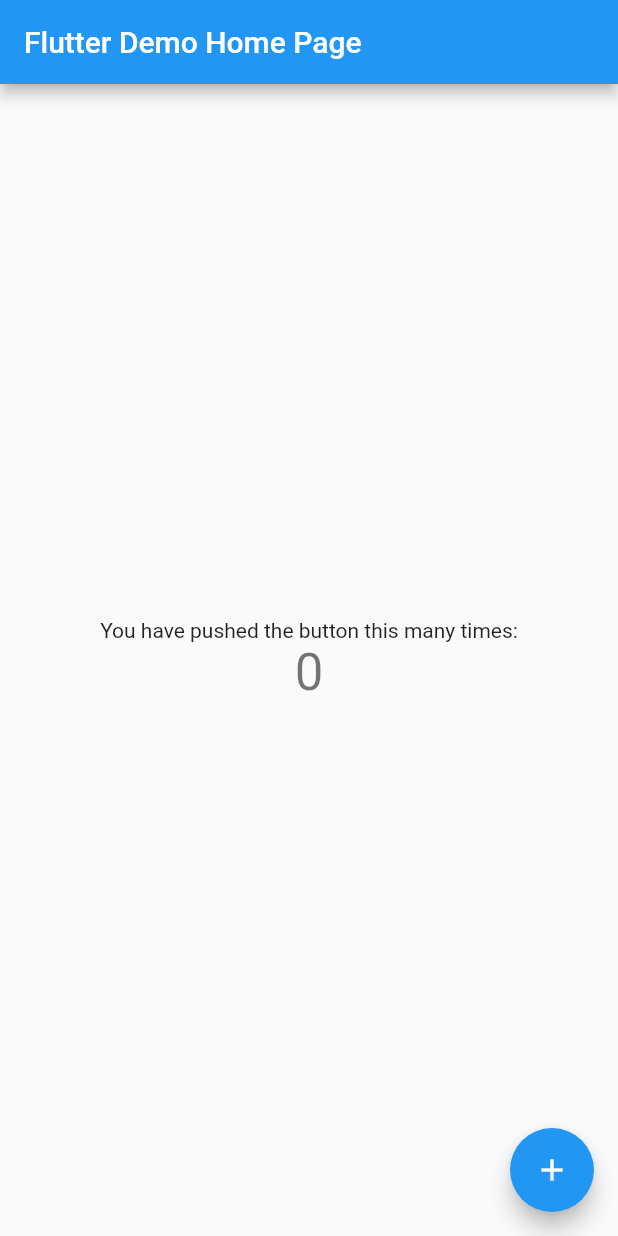
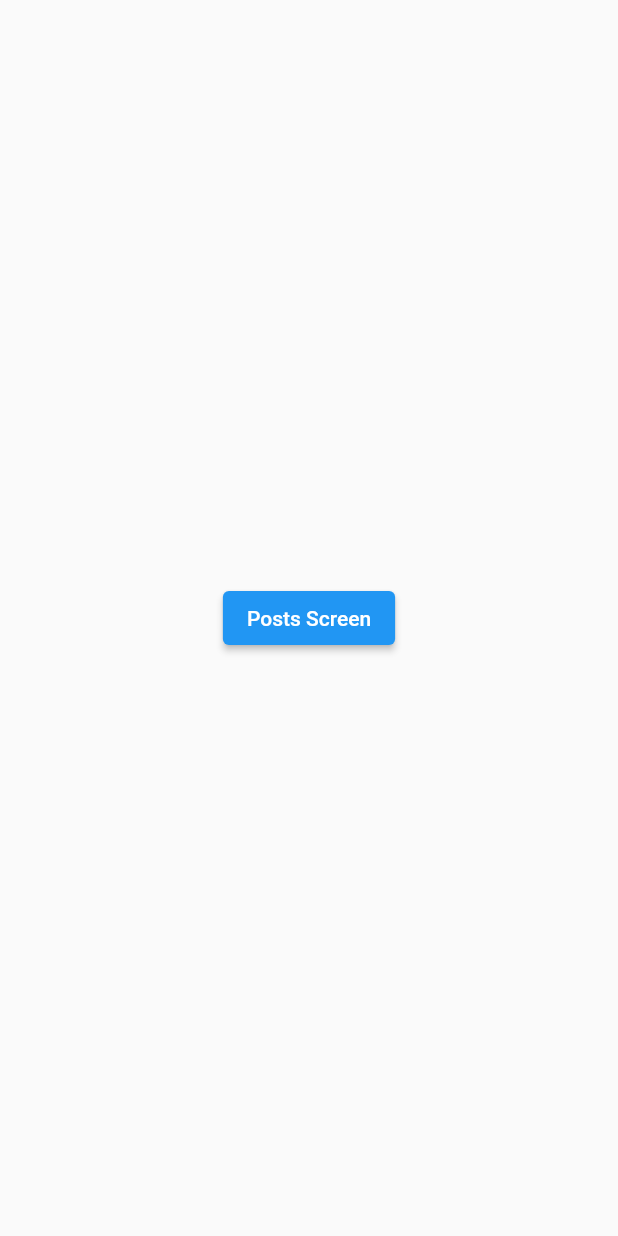
Before and after one commit to BudaSamir/FlutterUnitTest, a Flutter app: the screen it shows after launch, on a phone screen of 412 x 824 dp. Run offline on Flutter 3.47's test engine with Material 2 defaults, Android fonts, the phone set to English and light mode, and no system bars; our stand-ins replace bloc, dio.

Commit message:
Flutter unit test exp 2 Update

```diff
--- a/unit_test_ex2/lib/app.dart
+++ b/unit_test_ex2/lib/app.dart
@@ -1,111 +1,17 @@
 import 'package:flutter/material.dart';
+import 'package:unit_test_ex2/presentation/home_screen.dart';
 
 class MyApp extends StatelessWidget {
   const MyApp({super.key});
 
-  // This widget is the root of your application.
   @override
   Widget build(BuildContext context) {
     return MaterialApp(
       title: 'Flutter Demo',
       theme: ThemeData(
-        // This is the theme of your application.
-        //
-        // Try running your application with "flutter run". You'll see the
-        // application has a blue toolbar. Then, without quitting the app, try
-        // changing the primarySwatch below to Colors.green and then invoke
-        // "hot reload" (press "r" in the console where you ran "flutter run",
-        // or simply save your changes to "hot reload" in a Flutter IDE).
-        // Notice that the counter didn't reset back to zero; the application
-        // is not restarted.
         primarySwatch: Colors.blue,
       ),
-      home: const MyHomePage(title: 'Flutter Demo Home Page'),
+      home: const HomeScreen(),
     );
   }
 }
-
-class MyHomePage extends StatefulWidget {
-  const MyHomePage({super.key, required this.title});
-
-  // This widget is the home page of your application. It is stateful, meaning
-  // that it has a State object (defined below) that contains fields that affect
-  // how it looks.
-
-  // This class is the configuration for the state. It holds the values (in this
-  // case the title) provided by the parent (in this case the App widget) and
-  // used by the build method of the State. Fields in a Widget subclass are
-  // always marked "final".
-
-  final String title;
-
-  @override
-  State<MyHomePage> createState() => _MyHomePageState();
-}
-
-class _MyHomePageState extends State<MyHomePage> {
-  int _counter = 0;
-
-  void _incrementCounter() {
-    setState(() {
-      // This call to setState tells the Flutter framework that something has
-      // changed in this State, which causes it to rerun the build method below
-      // so that the display can reflect the updated values. If we changed
-      // _counter without calling setState(), then the build method would not be
-      // called again, and so nothing would appear to happen.
-      _counter++;
-    });
-  }
-
-  @override
-  Widget build(BuildContext context) {
-    // This method is rerun every time setState is called, for instance as done
-    // by the _incrementCounter method above.
-    //
-    // The Flutter framework has been optimized to make rerunning build methods
-    // fast, so that you can just rebuild anything that needs updating rather
-    // than having to individually change instances of widgets.
-    return Scaffold(
-      appBar: AppBar(
-        // Here we take the value from the MyHomePage object that was created by
-        // the App.build method, and use it to set our appbar title.
-        title: Text(widget.title),
-      ),
-      body: Center(
-        // Center is a layout widget. It takes a single child and positions it
-        // in the middle of the parent.
-        child: Column(
-          // Column is also a layout widget. It takes a list of children and
-          // arranges them vertically. By default, it sizes itself to fit its
-          // children horizontally, and tries to be as tall as its parent.
-          //
-          // Invoke "debug painting" (press "p" in the console, choose the
-          // "Toggle Debug Paint" action from the Flutter Inspector in Android
-          // Studio, or the "Toggle Debug Paint" command in Visual Studio Code)
-          // to see the wireframe for each widget.
-          //
-          // Column has various properties to control how it sizes itself and
-          // how it positions its children. Here we use mainAxisAlignment to
-          // center the children vertically; the main axis here is the vertical
-          // axis because Columns are vertical (the cross axis would be
-          // horizontal).
-          mainAxisAlignment: MainAxisAlignment.center,
-          children: <Widget>[
-            const Text(
-              'You have pushed the button this many times:',
-            ),
-            Text(
-              '$_counter',
-              style: Theme.of(context).textTheme.headlineMedium,
-            ),
-          ],
-        ),
-      ),
-      floatingActionButton: FloatingActionButton(
-        onPressed: _incrementCounter,
-        tooltip: 'Increment',
-        child: const Icon(Icons.add),
-      ), // This trailing comma makes auto-formatting nicer for build methods.
-    );
-  }
-}
--- /dev/null
+++ b/unit_test_ex2/lib/bloc/cubit/posts_cubit.dart
@@ -0,0 +1,8 @@
+import 'package:bloc/bloc.dart';
+import 'package:meta/meta.dart';
+
+part 'posts_state.dart';
+
+class PostsCubit extends Cubit<PostsState> {
+  PostsCubit() : super(PostsInitial());
+}
--- /dev/null
+++ b/unit_test_ex2/lib/bloc/cubit/posts_state.dart
@@ -0,0 +1,6 @@
+part of 'posts_cubit.dart';
+
+@immutable
+abstract class PostsState {}
+
+class PostsInitial extends PostsState {}
--- /dev/null
+++ b/unit_test_ex2/lib/presentation/home_screen.dart
@@ -0,0 +1,25 @@
+import 'package:flutter/material.dart';
+import 'package:unit_test_ex2/presentation/posts_screen.dart';
+
+class HomeScreen extends StatefulWidget {
+  const HomeScreen({super.key});
+
+  @override
+  State<HomeScreen> createState() => _HomeScreenState();
+}
+
+class _HomeScreenState extends State<HomeScreen> {
+  @override
+  Widget build(BuildContext context) {
+    return Scaffold(
+      body: Center(
+        child: ElevatedButton(
+            onPressed: () {
+              Navigator.of(context)
+                  .push(MaterialPageRoute(builder: (_) => const PostsScreen()));
+            },
+            child: const Text("Posts Screen")),
+      ),
+    );
+  }
+}
```
Also changed, not shown: unit_test_ex2/lib/core/services/network_service.dart (added, +22 -0 lines), unit_test_ex2/lib/data/remote_data_source.dart (added, +25 -0 lines), unit_test_ex2/lib/models/post_model.dart (added, +68 -0 lines), unit_test_ex2/lib/presentation/posts_screen.dart (added, +12 -0 lines), unit_test_ex2/lib/repository/posts_repository.dart (added, +18 -0 lines), 5 other files.
